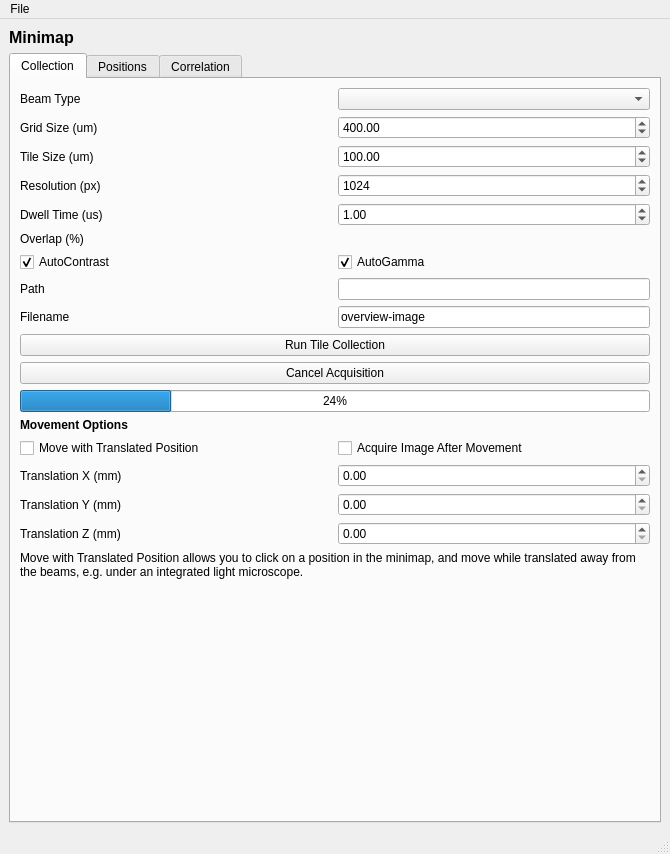
Old version of the form fibsem/ui/qtdesigner_files/FibsemMinimapWidget.ui in the repository DeMarcoLab/fibsem.
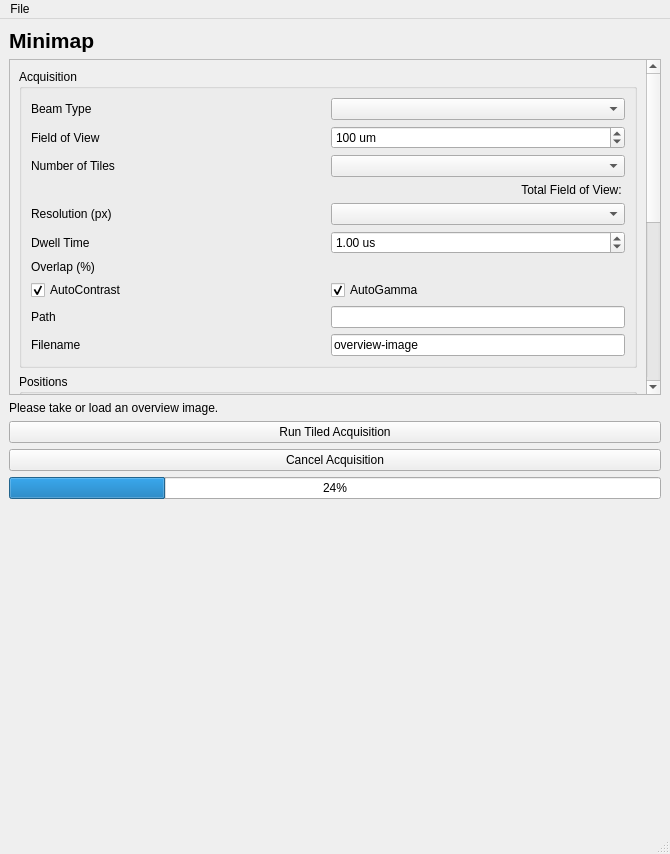
New version of the form.

```diff
--- a/fibsem/ui/qtdesigner_files/FibsemMinimapWidget.ui
+++ b/fibsem/ui/qtdesigner_files/FibsemMinimapWidget.ui
@@ -15,78 +15,7 @@
   </property>
   <widget class="QWidget" name="centralwidget">
    <layout class="QGridLayout" name="gridLayout">
-    <item row="0" column="0">
-     <widget class="QLabel" name="label_title">
-      <property name="font">
-       <font>
-        <pointsize>12</pointsize>
-        <weight>75</weight>
-        <bold>true</bold>
-       </font>
-      </property>
-      <property name="text">
-       <string>Minimap </string>
-      </property>
-     </widget>
-    </item>
-    <item row="1" column="0">
-     <widget class="QTabWidget" name="tabWidget">
-      <property name="currentIndex">
-       <number>0</number>
-      </property>
-      <widget class="QWidget" name="tab">
-       <attribute name="title">
-        <string>Collection</string>
-       </attribute>
-       <layout class="QGridLayout" name="gridLayout_2">
-        <item row="4" column="0">
-         <widget class="QLabel" name="label_tile_dwell_time">
-          <property name="text">
-           <string>Dwell Time (us)</string>
-          </property>
-         </widget>
-        </item>
-        <item row="6" column="0">
-         <widget class="QCheckBox" name="checkBox_tile_autocontrast">
-          <property name="text">
-           <string>AutoContrast</string>
-          </property>
-          <property name="checked">
-           <bool>true</bool>
-          </property>
-         </widget>
-        </item>
-        <item row="1" column="1">
-         <widget class="QDoubleSpinBox" name="doubleSpinBox_tile_grid_size">
-          <property name="maximum">
-           <double>1000000.000000000000000</double>
-          </property>
-          <property name="value">
-           <double>400.000000000000000</double>
-          </property>
-         </widget>
-        </item>
-        <item row="17" column="0">
-         <widget class="QLabel" name="label_translation_y">
-          <property name="text">
-           <string>Translation Y (mm)</string>
-          </property>
-         </widget>
-        </item>
-        <item row="8" column="1">
-         <widget class="QLineEdit" name="lineEdit_tile_filename">
-          <property name="sizePolicy">
-           <sizepolicy hsizetype="Minimum" vsizetype="Fixed">
-            <horstretch>0</horstretch>
-            <verstretch>0</verstretch>
-           </sizepolicy>
-          </property>
-          <property name="text">
-           <string>overview-image</string>
-          </property>
-         </widget>
-        </item>
-        <item row="20" column="0" colspan="2">
+    <item row="7" column="0">
          <spacer name="verticalSpacer">
           <property name="orientation">
            <enum>Qt::Vertical</enum>
@@ -99,158 +28,176 @@
           </property>
          </spacer>
         </item>
-        <item row="0" column="1">
-         <widget class="QComboBox" name="comboBox_tile_beam_type"/>
-        </item>
-        <item row="15" column="0">
-         <widget class="QCheckBox" name="checkBox_options_move_with_translation">
+    <item row="4" column="0">
+     <widget class="QPushButton" name="pushButton_run_tile_collection">
+      <property name="text">
+       <string>Run Tiled Acquisition</string>
+      </property>
+     </widget>
+    </item>
+    <item row="6" column="0">
+     <widget class="QProgressBar" name="progressBar_acquisition">
+      <property name="value">
+       <number>24</number>
+      </property>
+     </widget>
+    </item>
+    <item row="1" column="0">
+     <widget class="QScrollArea" name="scrollArea">
+      <property name="widgetResizable">
+       <bool>true</bool>
+      </property>
+      <widget class="QWidget" name="scrollAreaWidgetContents">
+       <property name="geometry">
+        <rect>
+         <x>0</x>
+         <y>0</y>
+         <width>636</width>
+         <height>762</height>
+        </rect>
+       </property>
+       <layout class="QGridLayout" name="gridLayout_5">
+        <item row="2" column="0">
+         <widget class="QGroupBox" name="groupBox_correlation">
+          <property name="title">
+           <string>Correlation</string>
+          </property>
+          <layout class="QGridLayout" name="gridLayout_4">
+           <item row="0" column="0">
+            <widget class="QLabel" name="label_correlation_selected_layer">
           <property name="text">
-           <string>Move with Translated Position</string>
+              <string>Selected Layer</string>
           </property>
          </widget>
         </item>
-        <item row="13" column="0" colspan="2">
-         <widget class="QLabel" name="label_options_header">
-          <property name="font">
-           <font>
-            <weight>75</weight>
-            <bold>true</bold>
-           </font>
-          </property>
+           <item row="3" column="1">
+            <widget class="QDoubleSpinBox" name="doubleSpinBox_gb_width">
+             <property name="maximum">
+              <double>10000.000000000000000</double>
+             </property>
+            </widget>
+           </item>
+           <item row="2" column="0">
+            <widget class="QCheckBox" name="checkBox_gridbar">
           <property name="text">
-           <string>Movement Options</string>
+              <string>Show Grid Overlay</string>
           </property>
          </widget>
         </item>
-        <item row="0" column="0">
-         <widget class="QLabel" name="label_tile_beam_type">
+           <item row="0" column="1" colspan="2">
+            <widget class="QComboBox" name="comboBox_correlation_selected_layer"/>
+           </item>
+           <item row="2" column="1">
+            <widget class="QLabel" name="label_gb_width">
           <property name="text">
-           <string>Beam Type</string>
+              <string>Gridbar Width (um)</string>
           </property>
          </widget>
         </item>
-        <item row="16" column="0">
-         <widget class="QLabel" name="label_translation_x">
+           <item row="2" column="2">
+            <widget class="QLabel" name="label_gb_spacing">
           <property name="text">
-           <string>Translation X (mm)</string>
+              <string>Gridbar Spacing (um)</string>
           </property>
          </widget>
         </item>
-        <item row="16" column="1">
-         <widget class="QDoubleSpinBox" name="doubleSpinBox_translation_x"/>
-        </item>
-        <item row="8" column="0">
+           <item row="3" column="2">
+            <widget class="QDoubleSpinBox" name="doubleSpinBox_gb_spacing">
+             <property name="maximum">
+              <double>10000.000000000000000</double>
+             </property>
+            </widget>
+           </item>
+           <item row="4" column="0" colspan="3">
+            <widget class="QPushButton" name="pushButton_enable_correlation">
+             <property name="text">
+              <string>Enable Correlation Mode</string>
+             </property>
+            </widget>
+           </item>
+          </layout>
+         </widget>
+        </item>
+        <item row="0" column="0">
+         <widget class="QGroupBox" name="groupBox_acquisition">
+          <property name="title">
+           <string>Acquisition</string>
+          </property>
+          <layout class="QGridLayout" name="gridLayout_6">
+           <item row="9" column="0">
          <widget class="QLabel" name="label_tile_filename">
           <property name="text">
            <string>Filename</string>
           </property>
          </widget>
         </item>
-        <item row="15" column="1">
-         <widget class="QCheckBox" name="checkBox_options_acquire_after_movement">
-          <property name="text">
-           <string>Acquire Image After Movement</string>
-          </property>
-         </widget>
-        </item>
-        <item row="3" column="1">
-         <widget class="QSpinBox" name="spinBox_tile_resolution">
-          <property name="minimum">
-           <number>1</number>
-          </property>
-          <property name="maximum">
-           <number>10000</number>
-          </property>
-          <property name="value">
-           <number>1024</number>
-          </property>
-         </widget>
-        </item>
-        <item row="18" column="0">
-         <widget class="QLabel" name="label_translation_z">
-          <property name="text">
-           <string>Translation Z (mm)</string>
-          </property>
-         </widget>
-        </item>
-        <item row="1" column="0">
-         <widget class="QLabel" name="label_tile_grid_size">
-          <property name="text">
-           <string>Grid Size (um)</string>
-          </property>
-         </widget>
-        </item>
-        <item row="18" column="1">
-         <widget class="QDoubleSpinBox" name="doubleSpinBox_translation_z"/>
-        </item>
-        <item row="7" column="0">
-         <widget class="QLabel" name="label_tile_path">
-          <property name="text">
-           <string>Path</string>
-          </property>
-         </widget>
-        </item>
-        <item row="19" column="0" colspan="2">
-         <widget class="QLabel" name="label_options_move_with_translate_info">
-          <property name="text">
-           <string>Move with Translated Position allows you to click on a position in the minimap, and move while translated away from the beams, e.g. under an integrated light microscope.</string>
-          </property>
-          <property name="wordWrap">
-           <bool>true</bool>
-          </property>
-          <property name="margin">
-           <number>10</number>
-          </property>
-         </widget>
-        </item>
-        <item row="4" column="1">
-         <widget class="QDoubleSpinBox" name="doubleSpinBox_tile_dwell_time">
-          <property name="maximum">
-           <double>100.000000000000000</double>
-          </property>
-          <property name="value">
-           <double>1.000000000000000</double>
-          </property>
-         </widget>
-        </item>
-        <item row="17" column="1">
-         <widget class="QDoubleSpinBox" name="doubleSpinBox_translation_y"/>
-        </item>
-        <item row="2" column="1">
-         <widget class="QDoubleSpinBox" name="doubleSpinBox_tile_tile_size">
+           <item row="1" column="1">
+            <widget class="QDoubleSpinBox" name="doubleSpinBox_tile_fov">
+             <property name="suffix">
+              <string> um</string>
+             </property>
+             <property name="decimals">
+              <number>0</number>
+             </property>
           <property name="maximum">
            <double>100000.000000000000000</double>
           </property>
+             <property name="singleStep">
+              <double>50.000000000000000</double>
+             </property>
           <property name="value">
            <double>100.000000000000000</double>
           </property>
          </widget>
         </item>
-        <item row="3" column="0">
-         <widget class="QLabel" name="label_tile_resolution">
+           <item row="5" column="1">
+            <widget class="QDoubleSpinBox" name="doubleSpinBox_tile_dwell_time">
+             <property name="suffix">
+              <string> us</string>
+             </property>
+             <property name="maximum">
+              <double>100.000000000000000</double>
+             </property>
+             <property name="value">
+              <double>1.000000000000000</double>
+             </property>
+            </widget>
+           </item>
+           <item row="7" column="0">
+            <widget class="QCheckBox" name="checkBox_tile_autocontrast">
           <property name="text">
-           <string>Resolution (px)</string>
-          </property>
-         </widget>
-        </item>
-        <item row="10" column="0" colspan="2">
-         <widget class="QPushButton" name="pushButton_run_tile_collection">
+              <string>AutoContrast</string>
+             </property>
+             <property name="checked">
+              <bool>true</bool>
+             </property>
+            </widget>
+           </item>
+           <item row="0" column="0">
+            <widget class="QLabel" name="label_tile_beam_type">
           <property name="text">
-           <string>Run Tile Collection</string>
+              <string>Beam Type</string>
+             </property>
+            </widget>
+           </item>
+           <item row="1" column="0">
+            <widget class="QLabel" name="label_tile_fov">
+             <property name="text">
+              <string>Field of View</string>
+             </property>
+            </widget>
+           </item>
+           <item row="0" column="1">
+            <widget class="QComboBox" name="comboBox_tile_beam_type"/>
+           </item>
+           <item row="2" column="0">
+            <widget class="QLabel" name="label_tile_count">
+             <property name="text">
+              <string>Number of Tiles</string>
           </property>
          </widget>
         </item>
         <item row="7" column="1">
-         <widget class="QLineEdit" name="lineEdit_tile_path">
-          <property name="sizePolicy">
-           <sizepolicy hsizetype="Minimum" vsizetype="Fixed">
-            <horstretch>0</horstretch>
-            <verstretch>0</verstretch>
-           </sizepolicy>
-          </property>
-         </widget>
-        </item>
-        <item row="6" column="1">
          <widget class="QCheckBox" name="checkBox_tile_autogamma">
           <property name="text">
            <string>AutoGamma</string>
@@ -260,45 +207,125 @@
           </property>
          </widget>
         </item>
-        <item row="11" column="0" colspan="2">
-         <widget class="QPushButton" name="pushButton_cancel_acquisition">
-          <property name="text">
-           <string>Cancel Acquisition</string>
-          </property>
-         </widget>
-        </item>
-        <item row="2" column="0">
-         <widget class="QLabel" name="label_tile_tile_size">
+           <item row="4" column="1">
+            <widget class="QComboBox" name="comboBox_tile_resolution"/>
+           </item>
+           <item row="4" column="0">
+            <widget class="QLabel" name="label_tile_resolution">
           <property name="text">
-           <string>Tile Size (um)</string>
+              <string>Resolution (px)</string>
           </property>
          </widget>
         </item>
-        <item row="5" column="0">
+           <item row="6" column="0">
          <widget class="QLabel" name="label_tile_overlap">
           <property name="text">
            <string>Overlap (%)</string>
           </property>
          </widget>
         </item>
-        <item row="12" column="0" colspan="2">
-         <widget class="QProgressBar" name="progressBar_acquisition">
-          <property name="value">
-           <number>24</number>
+           <item row="9" column="1">
+            <widget class="QLineEdit" name="lineEdit_tile_filename">
+             <property name="sizePolicy">
+              <sizepolicy hsizetype="Minimum" vsizetype="Fixed">
+               <horstretch>0</horstretch>
+               <verstretch>0</verstretch>
+              </sizepolicy>
+             </property>
+             <property name="text">
+              <string>overview-image</string>
+             </property>
+            </widget>
+           </item>
+           <item row="2" column="1">
+            <widget class="QComboBox" name="comboBox_tile_count"/>
+           </item>
+           <item row="3" column="0" colspan="2">
+            <widget class="QLabel" name="label_tile_total_fov">
+             <property name="text">
+              <string>Total Field of View: </string>
+             </property>
+             <property name="alignment">
+              <set>Qt::AlignRight|Qt::AlignTrailing|Qt::AlignVCenter</set>
+             </property>
+            </widget>
+           </item>
+           <item row="5" column="0">
+            <widget class="QLabel" name="label_tile_dwell_time">
+             <property name="text">
+              <string>Dwell Time</string>
+             </property>
+            </widget>
+           </item>
+           <item row="8" column="0">
+            <widget class="QLabel" name="label_tile_path">
+             <property name="text">
+              <string>Path</string>
+             </property>
+            </widget>
+           </item>
+           <item row="8" column="1">
+            <widget class="QLineEdit" name="lineEdit_tile_path">
+             <property name="sizePolicy">
+              <sizepolicy hsizetype="Minimum" vsizetype="Fixed">
+               <horstretch>0</horstretch>
+               <verstretch>0</verstretch>
+              </sizepolicy>
           </property>
          </widget>
         </item>
        </layout>
       </widget>
-      <widget class="QWidget" name="tab_4">
-       <attribute name="title">
+        </item>
+        <item row="1" column="0">
+         <widget class="QGroupBox" name="groupBox_positions">
+          <property name="title">
         <string>Positions</string>
-       </attribute>
-       <layout class="QGridLayout" name="gridLayout_4">
-        <item row="5" column="0" colspan="2">
-         <widget class="QLabel" name="label_instructions">
+          </property>
+          <layout class="QGridLayout" name="gridLayout_2">
+           <item row="0" column="1">
+            <widget class="QComboBox" name="comboBox_tile_position"/>
+           </item>
+           <item row="0" column="0">
+            <widget class="QLabel" name="label_position_header">
+             <property name="font">
+              <font>
+               <weight>75</weight>
+               <bold>true</bold>
+              </font>
+             </property>
           <property name="text">
-           <string>Please take or load an overview image.</string>
+              <string>Saved Positions</string>
+             </property>
+            </widget>
+           </item>
+           <item row="6" column="0">
+            <widget class="QLabel" name="label_pattern_overlay">
+             <property name="font">
+              <font>
+               <weight>75</weight>
+               <bold>true</bold>
+              </font>
+             </property>
+             <property name="text">
+              <string>Pattern Overlay</string>
+             </property>
+            </widget>
+           </item>
+           <item row="1" column="1">
+            <widget class="QLineEdit" name="lineEdit_tile_position_name">
+             <property name="sizePolicy">
+              <sizepolicy hsizetype="Minimum" vsizetype="Fixed">
+               <horstretch>0</horstretch>
+               <verstretch>0</verstretch>
+              </sizepolicy>
+             </property>
+            </widget>
+           </item>
+           <item row="4" column="0" colspan="2">
+            <widget class="QLabel" name="label_position_info">
+             <property name="text">
+              <string>No Positions saved.</string>
           </property>
          </widget>
         </item>
@@ -316,255 +343,63 @@
           </property>
          </widget>
         </item>
-        <item row="3" column="0" colspan="2">
-         <widget class="QLabel" name="label_position_info">
+           <item row="7" column="0">
+            <widget class="QCheckBox" name="checkBox_pattern_overlay">
           <property name="text">
-           <string>No Positions saved.</string>
+              <string>Display Pattern</string>
           </property>
          </widget>
         </item>
-        <item row="1" column="1">
-         <widget class="QLineEdit" name="lineEdit_tile_position_name">
-          <property name="sizePolicy">
-           <sizepolicy hsizetype="Minimum" vsizetype="Fixed">
-            <horstretch>0</horstretch>
-            <verstretch>0</verstretch>
-           </sizepolicy>
-          </property>
-         </widget>
-        </item>
-        <item row="6" column="0" colspan="2">
-         <widget class="QLabel" name="label_pattern_overlay">
-          <property name="font">
-           <font>
-            <weight>75</weight>
-            <bold>true</bold>
-           </font>
-          </property>
-          <property name="text">
-           <string>Pattern Overlay</string>
-          </property>
-         </widget>
-        </item>
-        <item row="0" column="0">
-         <widget class="QLabel" name="label_position_header">
-          <property name="font">
-           <font>
-            <weight>75</weight>
-            <bold>true</bold>
-           </font>
-          </property>
-          <property name="text">
-           <string>Saved Positions</string>
-          </property>
-         </widget>
-        </item>
-        <item row="4" column="0" colspan="2">
+           <item row="7" column="1">
+            <widget class="QComboBox" name="comboBox_pattern_overlay"/>
+           </item>
+           <item row="3" column="0">
          <widget class="QPushButton" name="pushButton_move_to_position">
           <property name="text">
            <string>Move to Position</string>
           </property>
          </widget>
         </item>
-        <item row="0" column="1">
-         <widget class="QComboBox" name="comboBox_tile_position"/>
-        </item>
-        <item row="2" column="1">
+           <item row="3" column="1">
          <widget class="QPushButton" name="pushButton_remove_position">
           <property name="text">
            <string>Remove Position</string>
           </property>
          </widget>
         </item>
-        <item row="9" column="0" colspan="2">
-         <spacer name="verticalSpacer_2">
-          <property name="orientation">
-           <enum>Qt::Vertical</enum>
-          </property>
-          <property name="sizeHint" stdset="0">
-           <size>
-            <width>483</width>
-            <height>269</height>
-           </size>
-          </property>
-         </spacer>
-        </item>
-        <item row="7" column="0">
-         <widget class="QCheckBox" name="checkBox_pattern_overlay">
-          <property name="text">
-           <string>Display Pattern</string>
-          </property>
+          </layout>
          </widget>
         </item>
-        <item row="7" column="1">
-         <widget class="QComboBox" name="comboBox_pattern_overlay"/>
-        </item>
        </layout>
       </widget>
-      <widget class="QWidget" name="tab_2">
-       <attribute name="title">
-        <string>Correlation</string>
-       </attribute>
-       <layout class="QGridLayout" name="gridLayout_3">
-        <item row="1" column="0">
-         <widget class="QLabel" name="label_correlation_selected_layer">
-          <property name="text">
-           <string>Selected Layer</string>
-          </property>
-         </widget>
-        </item>
-        <item row="3" column="1">
-         <widget class="QDoubleSpinBox" name="doubleSpinBox_correlation_scale_x">
-          <property name="decimals">
-           <number>3</number>
-          </property>
-          <property name="minimum">
-           <double>-100000000.000000000000000</double>
-          </property>
-          <property name="maximum">
-           <double>1000000000.000000000000000</double>
-          </property>
-          <property name="value">
-           <double>1.000000000000000</double>
-          </property>
-         </widget>
-        </item>
-        <item row="4" column="0">
-         <widget class="QLabel" name="label_correlation_rotation">
-          <property name="text">
-           <string>Rotation (deg)</string>
-          </property>
-         </widget>
-        </item>
-        <item row="2" column="0">
-         <widget class="QLabel" name="label_correlation_translation_x">
-          <property name="text">
-           <string>Translation x, y (px)</string>
-          </property>
-         </widget>
-        </item>
-        <item row="6" column="0">
-         <widget class="QCheckBox" name="checkBox_gridbar">
-          <property name="text">
-           <string>Overlay Gridbar</string>
-          </property>
-         </widget>
-        </item>
-        <item row="8" column="1">
-         <widget class="QDoubleSpinBox" name="doubleSpinBox_gb_spacing">
-          <property name="maximum">
-           <double>10000.000000000000000</double>
-          </property>
-         </widget>
-        </item>
-        <item row="7" column="0">
-         <widget class="QLabel" name="label_gb_width">
-          <property name="text">
-           <string>Gridbar Width (um)</string>
-          </property>
-         </widget>
-        </item>
-        <item row="4" column="1" colspan="2">
-         <widget class="QDoubleSpinBox" name="doubleSpinBox_correlation_rotation">
-          <property name="decimals">
-           <number>2</number>
-          </property>
-          <property name="minimum">
-           <double>-360.000000000000000</double>
-          </property>
-          <property name="maximum">
-           <double>360.000000000000000</double>
-          </property>
-         </widget>
-        </item>
-        <item row="5" column="0" colspan="3">
-         <widget class="QPushButton" name="pushButton_enable_correlation">
-          <property name="text">
-           <string>Enable Correlation Mode</string>
-          </property>
          </widget>
         </item>
         <item row="3" column="0">
-         <widget class="QLabel" name="label_correlation_scale_x">
+     <widget class="QLabel" name="label_instructions">
           <property name="text">
-           <string>Scale x, y (%)</string>
+       <string>Please take or load an overview image.</string>
           </property>
          </widget>
         </item>
-        <item row="1" column="1" colspan="2">
-         <widget class="QComboBox" name="comboBox_correlation_selected_layer"/>
-        </item>
-        <item row="2" column="2">
-         <widget class="QDoubleSpinBox" name="doubleSpinBox_correlation_translation_y">
-          <property name="decimals">
-           <number>0</number>
-          </property>
-          <property name="minimum">
-           <double>-100000000.000000000000000</double>
-          </property>
-          <property name="maximum">
-           <double>1000000000.000000000000000</double>
-          </property>
-         </widget>
-        </item>
-        <item row="8" column="0">
-         <widget class="QLabel" name="label_gb_spacing">
+    <item row="5" column="0">
+     <widget class="QPushButton" name="pushButton_cancel_acquisition">
           <property name="text">
-           <string>Gridbar Spacing (um)</string>
+       <string>Cancel Acquisition</string>
           </property>
          </widget>
         </item>
-        <item row="2" column="1">
-         <widget class="QDoubleSpinBox" name="doubleSpinBox_correlation_translation_x">
-          <property name="decimals">
-           <number>0</number>
-          </property>
-          <property name="minimum">
-           <double>-100000000.000000000000000</double>
-          </property>
-          <property name="maximum">
-           <double>1000000000.000000000000000</double>
-          </property>
-         </widget>
-        </item>
-        <item row="3" column="2">
-         <widget class="QDoubleSpinBox" name="doubleSpinBox_correlation_scale_y">
-          <property name="decimals">
-           <number>3</number>
-          </property>
-          <property name="minimum">
-           <double>-100000000.000000000000000</double>
-          </property>
-          <property name="maximum">
-           <double>1000000000.000000000000000</double>
-          </property>
-          <property name="value">
-           <double>1.000000000000000</double>
-          </property>
-         </widget>
-        </item>
-        <item row="7" column="1">
-         <widget class="QDoubleSpinBox" name="doubleSpinBox_gb_width">
-          <property name="maximum">
-           <double>10000.000000000000000</double>
-          </property>
-         </widget>
-        </item>
-        <item row="10" column="0" colspan="3">
-         <spacer name="verticalSpacer_3">
-          <property name="orientation">
-           <enum>Qt::Vertical</enum>
-          </property>
-          <property name="sizeHint" stdset="0">
-           <size>
-            <width>483</width>
-            <height>261</height>
-           </size>
-          </property>
-         </spacer>
-        </item>
-       </layout>
-      </widget>
+    <item row="0" column="0">
+     <widget class="QLabel" name="label_title">
+      <property name="font">
+       <font>
+        <pointsize>16</pointsize>
+        <weight>75</weight>
+        <bold>true</bold>
+       </font>
+      </property>
+      <property name="text">
+       <string>Minimap</string>
+      </property>
      </widget>
     </item>
    </layout>
@@ -584,8 +419,6 @@
     </property>
     <addaction name="actionLoad_Image"/>
     <addaction name="actionLoad_Correlation_Image"/>
-    <addaction name="actionSave_Positions"/>
-    <addaction name="actionLoad_Positions"/>
    </widget>
    <addaction name="menuFile"/>
   </widget>
```
Lines whose indentation alone changed are shown as unchanged.
